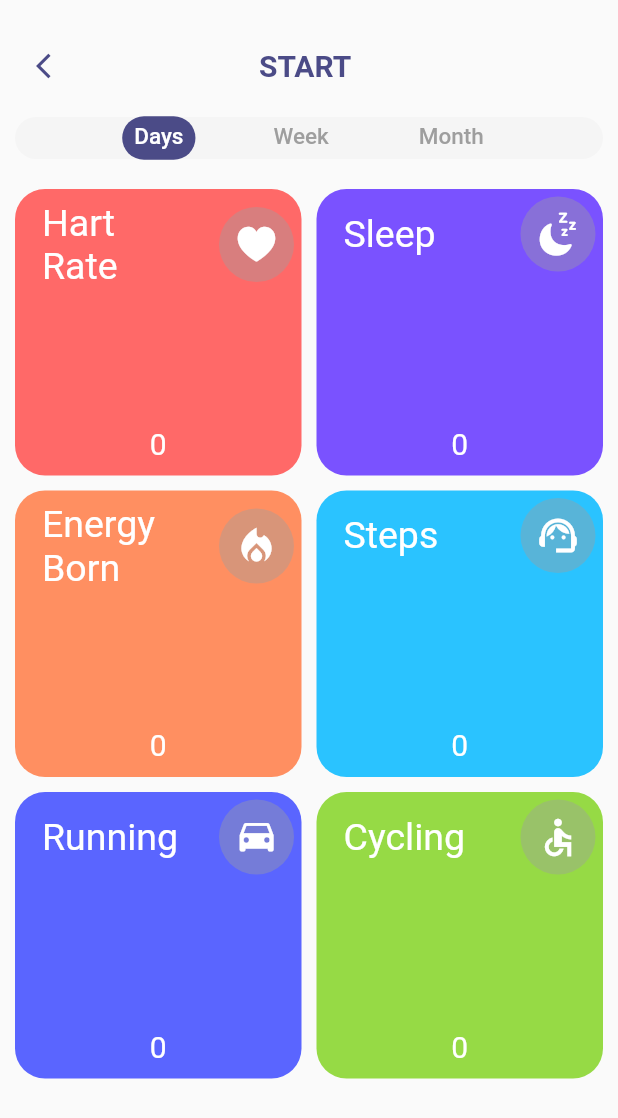
After one commit to minashaker77/sport, a Flutter app: the screen it shows after launch, on a phone screen of 412 x 824 dp. The commit adds this screen. Shown: the top 1118 px of the screen. Run offline on Flutter 3.47's test engine with Material 2 defaults, Android fonts, the phone set to English and light mode, and no system bars; our stand-ins replace bubble_tab_indicator, get, skeletons.

```diff
--- /dev/null
+++ b/lib/day_tab.dart
@@ -0,0 +1,95 @@
+import 'package:flutter/cupertino.dart';
+import 'package:flutter/material.dart';
+
+class DayTabScreen extends StatelessWidget {
+  const DayTabScreen({Key? key}) : super(key: key);
+
+  @override
+  Widget build(BuildContext context) {
+    List<int> listColor = [
+      0xffff6968,
+      0xff7a52ff,
+      0xffff8f61,
+      0xff2ac3ff,
+      0xff5a65ff,
+      0xff96da45,
+    ];
+    List<String> listName = [
+      "Hart Rate",
+      "Sleep",
+      "Energy Born",
+      "Steps",
+      "Running",
+      "Cycling"
+    ];
+    List<IconData> listIcon = [
+      CupertinoIcons.heart_fill,
+      CupertinoIcons.moon_zzz_fill,
+      Icons.local_fire_department,
+      Icons.support_agent,
+      CupertinoIcons.car,
+      Icons.accessible_sharp
+    ];
+    return Column(
+      children: [
+        Expanded(
+          child: GridView.builder(
+            gridDelegate: const SliverGridDelegateWithMaxCrossAxisExtent(
+                maxCrossAxisExtent: 300,
+                childAspectRatio: 1 / 1,
+                crossAxisSpacing: 10,
+                mainAxisSpacing: 10),
+            itemCount: 6,
+            itemBuilder: (BuildContext ctx, index) {
+              return Container(
+                decoration: BoxDecoration(
+                    color: Color(listColor[index]),
+                    borderRadius: BorderRadius.circular(20)),
+                child: Column(
+                  mainAxisAlignment: MainAxisAlignment.start,
+                  children: [
+                    Row(
+                      children: [
+                        const SizedBox(width: 10),
+                        Expanded(
+                            child: Padding(
+                          padding: const EdgeInsets.all(8),
+                          child: Text(
+                            listName[index],
+                            style: const TextStyle(
+                                color: Colors.white, fontSize: 25),
+                          ),
+                        )),
+                        Container(
+                          width: 50,
+                          height: 50,
+                          margin: const EdgeInsets.all(5),
+                          decoration: BoxDecoration(
+                              color: Colors.grey.withOpacity(0.4),
+                              borderRadius: BorderRadius.circular(50)),
+                          child: Icon(
+                            listIcon[index],
+                            color: Colors.white,
+                            size: 30,
+                          ),
+                        )
+                      ],
+                    ),
+                    const Spacer(),
+                    const Padding(
+                      padding: EdgeInsets.all(10),
+                      child: Text(
+                        "0",
+                        style: TextStyle(color: Colors.white, fontSize: 20),
+                      ),
+                    ),
+                  ],
+                ),
+              );
+            },
+          ),
+        ),
+      ],
+    );
+  }
+}
```
Also changed, not shown: lib/home.dart (+7 -122 lines), lib/month_tab.dart (added, +90 -0 lines), lib/textfield_widget.dart (added, +46 -0 lines), lib/week_tab.dart (added, +38 -0 lines).
